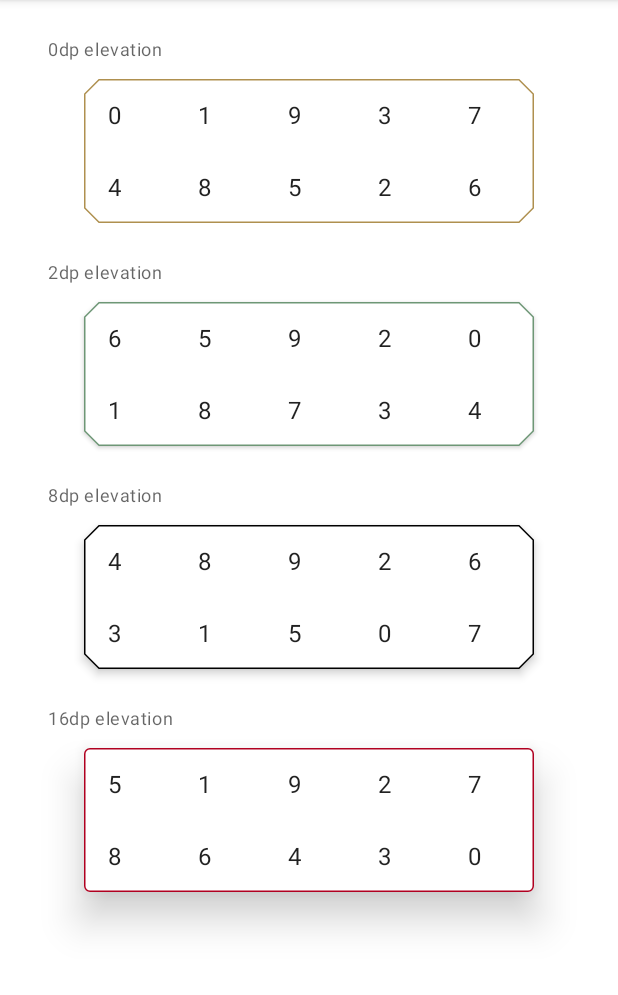
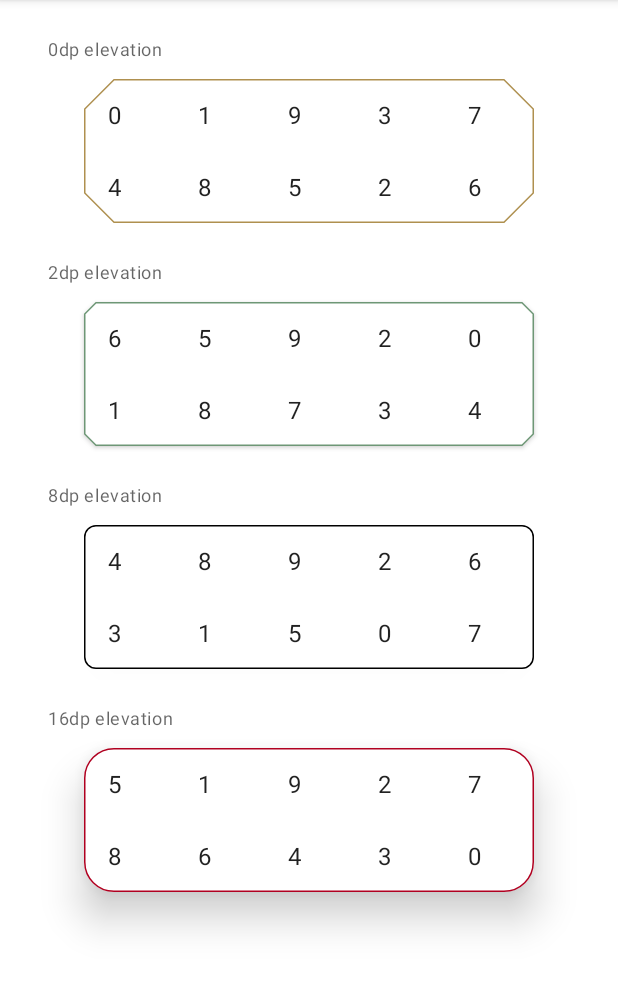
Before and after one commit to alorma/AndroidDarkModeEasy, an Android app: the screen it shows after launch (MainActivity), on a phone screen of 412 x 824 dp, the part 84-1079 px from its top. Run offline under Robolectric (Android 15) with nearby library versions, the phone set to English and light mode, and no system bars.

Commit message:
Update demo

```diff
--- a/app/src/main/res/layout/activity_main.xml
+++ b/app/src/main/res/layout/activity_main.xml
@@ -24,13 +24,14 @@
         android:layout_height="16dp" />
 
     <TextView
+        style="@style/Widget.Demo.Header"
         android:layout_width="match_parent"
         android:layout_height="wrap_content"
-        android:text="0dp elevation"
-        style="@style/Widget.Demo.Header" />
+        android:text="0dp elevation" />
 
     <com.alorma.demodaarkview.PinKeyboardView
         android:id="@+id/pin0"
+        style="@style/Widget.Demo.Pin.Primary"
         android:layout_width="300dp"
         android:layout_height="wrap_content" />
 
@@ -39,10 +40,10 @@
         android:layout_height="16dp" />
 
     <TextView
+        style="@style/Widget.Demo.Header"
         android:layout_width="match_parent"
         android:layout_height="wrap_content"
-        android:text="2dp elevation"
-        style="@style/Widget.Demo.Header"/>
+        android:text="2dp elevation" />
 
     <com.alorma.demodaarkview.PinKeyboardView
         android:id="@+id/pin2"
@@ -56,10 +57,10 @@
         android:layout_height="16dp" />
 
     <TextView
+        style="@style/Widget.Demo.Header"
         android:layout_width="match_parent"
         android:layout_height="wrap_content"
-        android:text="8dp elevation"
-        style="@style/Widget.Demo.Header" />
+        android:text="8dp elevation" />
 
     <com.alorma.demodaarkview.PinKeyboardView
         android:id="@+id/pin8"
@@ -73,10 +74,10 @@
         android:layout_height="16dp" />
 
     <TextView
+        style="@style/Widget.Demo.Header"
         android:layout_width="match_parent"
         android:layout_height="wrap_content"
-        android:text="16dp elevation"
-        style="@style/Widget.Demo.Header" />
+        android:text="16dp elevation" />
 
     <com.alorma.demodaarkview.PinKeyboardView
         android:id="@+id/pin16"
--- a/app/src/main/res/values/styles.xml
+++ b/app/src/main/res/values/styles.xml
@@ -13,31 +13,51 @@
     </style>
 
     <style name="ShapeAppearance.Demo.Pin" parent="ShapeAppearance.MaterialComponents.MediumComponent">
-        <item name="cornerFamily">cut</item>
         <item name="cornerSize">10dp</item>
     </style>
 
-    <style name="ShapeAppearance.Demo.Pin.Round" parent="ShapeAppearance.MaterialComponents.MediumComponent">
+    <style name="ShapeAppearance.Demo.Pin.Cut">
+        <item name="cornerFamily">cut</item>
+    </style>
+
+    <style name="ShapeAppearance.Demo.Pin.Round">
         <item name="cornerFamily">rounded</item>
+    </style>
+
+    <style name="ShapeAppearanceOverlay.Small" parent="">
+        <item name="cornerSize">8dp</item>
+    </style>
+
+    <style name="ShapeAppearanceOverlay.Large" parent="">
+        <item name="cornerSize">20dp</item>
     </style>
 
     <style name="Widget.Demo.Pin" parent="android:Widget">
         <item name="strokeWidth">1dp</item>
-        <item name="strokeColor">?colorPrimary</item>
-        <item name="shapeAppearance">@style/ShapeAppearance.Demo.Pin</item>
+    </style>
+
+    <style name="Widget.Demo.Pin.Primary">
+        <item name="strokeWidth">1dp</item>
+        <item name="shapeAppearance">@style/ShapeAppearance.Demo.Pin.Cut</item>
+        <item name="shapeAppearanceOverlay">@style/ShapeAppearanceOverlay.Large</item>
     </style>
 
     <style name="Widget.Demo.Pin.Secondary">
         <item name="strokeColor">?colorSecondary</item>
+        <item name="shapeAppearance">@style/ShapeAppearance.Demo.Pin.Cut</item>
+        <item name="shapeAppearanceOverlay">@style/ShapeAppearanceOverlay.Small</item>
     </style>
 
     <style name="Widget.Demo.Pin.Error">
         <item name="strokeColor">?colorError</item>
-        <item name="shapeAppearanceOverlay">@style/ShapeAppearance.Demo.Pin.Round</item>
+        <item name="shapeAppearance">@style/ShapeAppearance.Demo.Pin.Round</item>
+        <item name="shapeAppearanceOverlay">@style/ShapeAppearanceOverlay.Large</item>
     </style>
 
     <style name="Widget.Demo.Pin.OnSurface">
         <item name="strokeColor">?colorOnSurface</item>
+        <item name="shapeAppearance">@style/ShapeAppearance.Demo.Pin.Round</item>
+        <item name="shapeAppearanceOverlay">@style/ShapeAppearanceOverlay.Small</item>
     </style>
 
     <style name="Widget.Demo.Header" parent="Widget.MaterialComponents.TextView">
```
